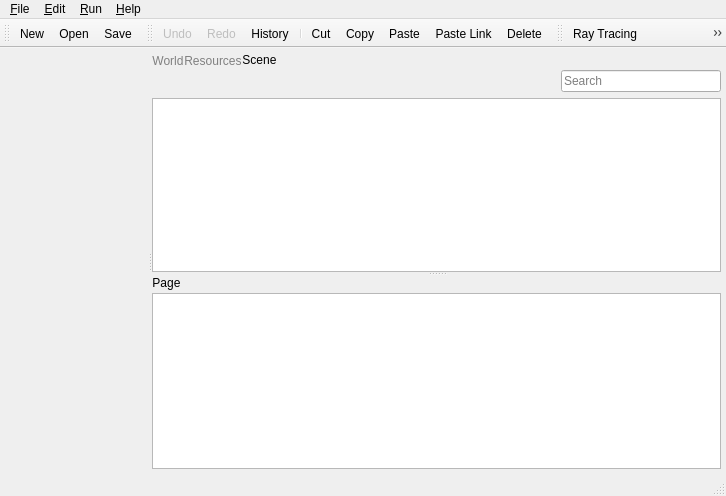
The window that source/application/main/MainWindow.ui (CST-Modelling-Tools/TonatiuhPP) describes before a commit, drawn with Qt 5.
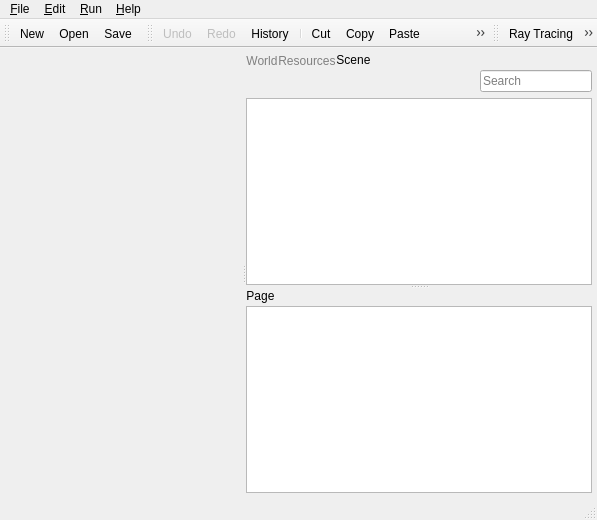
The same window after the commit. The open tabs and pages were chosen to show the change. Icons and pictures are not drawn. Custom widgets are drawn as their Qt base class.

Diff of the .ui file:
```diff
--- a/source/application/main/MainWindow.ui
+++ b/source/application/main/MainWindow.ui
@@ -6,18 +6,66 @@
    <rect>
     <x>0</x>
     <y>0</y>
-    <width>726</width>
-    <height>496</height>
+    <width>597</width>
+    <height>520</height>
    </rect>
   </property>
-  <property name="acceptDrops">
-   <bool>true</bool>
+  <property name="styleSheet">
+   <string notr="true">QAbstractItemView {
+outline: 0;
+}
+
+QTreeView
+{
+border: 1;
+border-style: solid;
+border-color: #B9B9B9;
+}
+
+QAbstractItemView::item:selected {
+color: black;
+background-color: #c8dbe5;
+}
+
+QAbstractItemView::item:hover:selected {
+background-color: #c8dbe5;
+}
+
+QAbstractItemView::item:hover:!selected {
+background-color: #eeeeee;
+}
+
+QHeaderView::section
+{
+background-color: #d2dddb;
+border-width: 0 1 1 0;
+border-style: solid;
+border-color: #B9B9B9; /* #abbaba */
+padding-left: 8;
+}
+
+QHeaderView::section:last, QHeaderView::section:only-one
+{
+border-width: 0 0 1 0;
+}
+
+QToolBar::handle:horizontal {
+image: url(:/images/ui/handle.png);
+width: 8;
+}
+QToolBar::handle:vertical {
+image: url(:/images/ui/handle-v.png);
+width: 19;
+height: 8;
+}
+</string>
   </property>
   <widget class="QWidget" name="centralWidget">
    <property name="styleSheet">
     <string notr="true">QPushButton {  
 border: none;
-padding: 3;
+padding: 2 0 2 0;
+margin: 1 1 1 0;
 }   
 
 QPushButton:hover {
@@ -26,12 +74,12 @@
 
 QTabWidget::pane {
 margin-top: 3;
-border:none;
+border: none;
 }
 
 QTabBar::tab {
 border: none;
-padding: 1ex 2ex 1ex 2ex;
+padding: 0.5ex 1ex 0.5ex 1ex;
 color: gray;
 }
 
@@ -65,7 +113,14 @@
       <property name="handleWidth">
        <number>5</number>
       </property>
-      <widget class="GraphicView" name="widgetView3D"/>
+      <widget class="GraphicView" name="widgetView3D">
+       <property name="sizePolicy">
+        <sizepolicy hsizetype="Expanding" vsizetype="Preferred">
+         <horstretch>1</horstretch>
+         <verstretch>0</verstretch>
+        </sizepolicy>
+       </property>
+      </widget>
       <widget class="QSplitter" name="splitterV">
        <property name="orientation">
         <enum>Qt::Vertical</enum>
@@ -207,7 +262,7 @@
               </property>
               <property name="sizeHint" stdset="0">
                <size>
-                <width>10</width>
+                <width>6</width>
                 <height>20</height>
                </size>
               </property>
@@ -265,7 +320,7 @@
               </property>
               <property name="sizeHint" stdset="0">
                <size>
-                <width>10</width>
+                <width>6</width>
                 <height>20</height>
                </size>
               </property>
@@ -298,26 +353,23 @@
               <property name="orientation">
                <enum>Qt::Horizontal</enum>
               </property>
+              <property name="sizeType">
+               <enum>QSizePolicy::Fixed</enum>
+              </property>
               <property name="sizeHint" stdset="0">
                <size>
-                <width>40</width>
+                <width>24</width>
                 <height>0</height>
                </size>
               </property>
              </spacer>
             </item>
             <item>
-             <widget class="QLineEdit" name="lineEdit">
-              <property name="sizePolicy">
-               <sizepolicy hsizetype="Expanding" vsizetype="Expanding">
-                <horstretch>0</horstretch>
-                <verstretch>0</verstretch>
-               </sizepolicy>
-              </property>
-              <property name="maximumSize">
+             <widget class="LineEditPlaceHolder" name="lineEdit">
+              <property name="minimumSize">
                <size>
-                <width>250</width>
-                <height>16777215</height>
+                <width>80</width>
+                <height>0</height>
                </size>
               </property>
               <property name="placeholderText">
@@ -391,7 +443,7 @@
     <rect>
      <x>0</x>
      <y>0</y>
-     <width>726</width>
+     <width>597</width>
      <height>21</height>
     </rect>
    </property>
@@ -913,6 +965,11 @@
    <header>view/GraphicView.h</header>
    <container>1</container>
   </customwidget>
+  <customwidget>
+   <class>LineEditPlaceHolder</class>
+   <extends>QLineEdit</extends>
+   <header>main/LineEditPlaceHolder.h</header>
+  </customwidget>
  </customwidgets>
  <resources>
   <include location="../resources.qrc"/>
```
Left out of the diff: 2 changed lines with no effect on the pictures.
